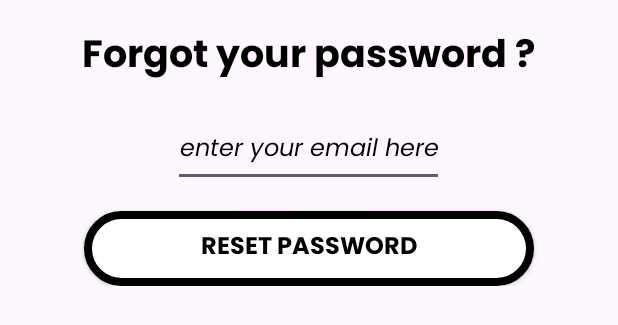
After one commit to 17pauline/RecycleRallyApp, an Android app: the layout dialog_forgot_password.xml on its own in the app's theme, with its tools: preview values and no code run, on a phone screen of 412 x 824 dp. The commit adds this screen. Shown: the top 325 px of the screen. Run offline under Robolectric (Android 15) with nearby library versions, the light colour scheme and no system bars.

Commit message:
forgot password functionality

```diff
--- a/app/build.gradle
+++ b/app/build.gradle
@@ -37,6 +37,7 @@ dependencies {
     implementation libs.constraintlayout
     implementation libs.firebase.auth
     implementation libs.firebase.database
+    implementation libs.firebase.storage
     testImplementation libs.junit
     androidTestImplementation libs.ext.junit
     androidTestImplementation libs.espresso.core
--- a/app/src/main/AndroidManifest.xml
+++ b/app/src/main/AndroidManifest.xml
@@ -3,6 +3,8 @@
     xmlns:tools="http://schemas.android.com/tools">
 
     <uses-permission android:name="android.permission.INTERNET"/>
+    <uses-permission android:name="android.permission.READ_EXTERNAL_STORAGE"/>
+    <uses-permission android:name="android.permission.READ_MEDIA_IMAGES"/>
 
     <application
         android:allowBackup="true"
--- a/app/src/main/java/com/rr/recyclerally/model/user/Admin.java
+++ b/app/src/main/java/com/rr/recyclerally/model/user/Admin.java
@@ -5,7 +5,7 @@ import com.rr.recyclerally.model.system.Challenge;
 import java.util.ArrayList;
 import java.util.List;
 
-public class Admin extends AUser implements IAdmin {
+public class Admin extends AUser {
     private List<Challenge> challenges;
 
     public Admin() {
@@ -24,7 +24,6 @@ public class Admin extends AUser implements IAdmin {
         this.challenges = challenges;
     }
 
-    @Override
     public void registerChallenge(Challenge challenge) {
         challenges.add(challenge);
         System.out.println(challenge);
--- a/app/src/main/java/com/rr/recyclerally/model/user/Recycler.java
+++ b/app/src/main/java/com/rr/recyclerally/model/user/Recycler.java
@@ -5,7 +5,7 @@ import com.rr.recyclerally.model.system.RecycledItem;
 import java.util.ArrayList;
 import java.util.List;
 
-public class Recycler extends AUser implements IRecycler{
+public class Recycler extends AUser {
     private int numberOfPoints;
     private List<RecycledItem> recycledItems;
 
@@ -34,7 +34,6 @@ public class Recycler extends AUser implements IRecycler{
         this.recycledItems = recycledItems;
     }
 
-    @Override
     public void postItem(RecycledItem recycledItem) {
         recycledItems.add(recycledItem);
         this.numberOfPoints+=5;
--- a/app/src/main/res/drawable/rounded_item_recycler.xml
+++ b/app/src/main/res/drawable/rounded_item_recycler.xml
@@ -1,6 +1,6 @@
 <?xml version="1.0" encoding="utf-8"?>
 <shape xmlns:android="http://schemas.android.com/apk/res/android">
-    <solid android:color="@color/olive"/>
+    <solid android:color="@color/white"/>
     <corners android:radius="45dp"/>
     <padding
         android:left="8dp"
--- /dev/null
+++ b/app/src/main/res/layout/dialog_forgot_password.xml
@@ -0,0 +1,36 @@
+<?xml version="1.0" encoding="utf-8"?>
+<LinearLayout xmlns:android="http://schemas.android.com/apk/res/android"
+    android:layout_width="match_parent"
+    android:layout_height="wrap_content"
+    android:orientation="vertical"
+    android:padding="16dp">
+
+    <TextView
+        android:id="@+id/dialog_tv_forgot_password"
+        android:layout_width="wrap_content"
+        android:layout_height="wrap_content"
+        android:text="@string/dialog_forgot_your_password"
+        style="@style/Subtitles"
+        android:layout_gravity="center_horizontal" />
+
+    <com.google.android.material.textfield.TextInputEditText
+        android:id="@+id/dialog_tiet_forgot_password_email"
+        android:layout_width="wrap_content"
+        android:layout_height="wrap_content"
+        android:hint="@string/dialog_enter_your_email_here"
+        style="@style/TextInputLayoutStyle"
+        android:inputType="textEmailAddress"
+        android:layout_marginTop="16dp"
+        android:minHeight="48dp"
+        android:layout_gravity="center_horizontal"
+        />
+
+    <androidx.appcompat.widget.AppCompatButton
+        android:id="@+id/dialog_btn_reset_password"
+        android:layout_width="wrap_content"
+        android:layout_height="wrap_content"
+        android:text="@string/dialog_reset_password"
+        style="@style/ButtonsRegular"
+        android:layout_marginTop="16dp"
+        android:layout_gravity="center_horizontal" />
+</LinearLayout>
--- a/app/src/main/res/layout/fragment_home.xml
+++ b/app/src/main/res/layout/fragment_home.xml
@@ -4,7 +4,7 @@
     xmlns:tools="http://schemas.android.com/tools"
     android:layout_width="match_parent"
     android:layout_height="match_parent"
-    android:background="@color/white"
+    android:background="@drawable/white_blue_gradient"
     tools:context=".ui.fragments.HomeFragment">
 
     <TextView
--- a/app/src/main/res/layout/fragment_profile.xml
+++ b/app/src/main/res/layout/fragment_profile.xml
@@ -4,7 +4,7 @@
     xmlns:tools="http://schemas.android.com/tools"
     android:layout_width="match_parent"
     android:layout_height="match_parent"
-    android:background="@color/white"
+    android:background="@drawable/white_blue_gradient"
     tools:context=".ui.fragments.ProfileFragment">
 
     <androidx.appcompat.widget.AppCompatImageView
--- a/app/src/main/res/values/strings.xml
+++ b/app/src/main/res/values/strings.xml
@@ -86,6 +86,11 @@
     <string name="item_recycler_username">%1$s</string>
     <string name="item_recycler_position">%1$d.</string>
     <string name="item_recycler_points">%1$d points</string>
+    <string name="dialog_enter_your_email_here">enter your email here</string>
+    <string name="dialog_forgot_your_password">Forgot your password ?</string>
+    <string name="dialog_reset_password">Reset password</string>
+    <string name="dialog_email_sent">Email sent!</string>
+    <string name="dialog_failed_to_send_email">Failed to send email...</string>
     <string-array name="user_types">
         <item>Recycler</item>
         <item>Admin</item>
--- a/gradle/libs.versions.toml
+++ b/gradle/libs.versions.toml
@@ -10,6 +10,7 @@ constraintlayout = "2.1.4"
 googleServices = "4.4.1"
 firebaseAuth = "22.3.1"
 firebaseDatabase = "21.0.0"
+firebaseStorage = "21.0.0"
 
 [libraries]
 junit = { group = "junit", name = "junit", version.ref = "junit" }
@@ -22,6 +23,7 @@ constraintlayout = { group = "androidx.constraintlayout", name = "constraintlayo
 google-services = { group = "com.google.gms", name = "google-services", version.ref = "googleServices" }
 firebase-auth = { group = "com.google.firebase", name = "firebase-auth", version.ref = "firebaseAuth" }
 firebase-database = { group = "com.google.firebase", name = "firebase-database", version.ref = "firebaseDatabase" }
+firebase-storage = { group = "com.google.firebase", name = "firebase-storage", version.ref = "firebaseStorage" }
 
 [plugins]
 androidApplication = { id = "com.android.application", version.ref = "agp" }
```
Also changed, not shown: app/src/main/java/com/rr/recyclerally/model/system/Leaderboard.java (deleted, +0 -20 lines), app/src/main/java/com/rr/recyclerally/model/user/IAdmin.java (deleted, +0 -7 lines), app/src/main/java/com/rr/recyclerally/model/user/IRecycler.java (deleted, +0 -7 lines), app/src/main/java/com/rr/recyclerally/ui/LoginActivity.java (+56 -3 lines), app/src/main/java/com/rr/recyclerally/ui/MainActivity.java (+0 -12 lines).
